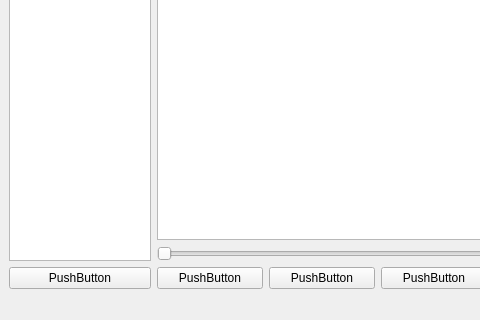
This is UI/mainwindow.ui in b0g3r/OS_cw as Qt 5 draws it before an edit; both pictures show x 0 to 480 and y 90 to 410 of the 738 by 410 pixel window. The edited form follows.
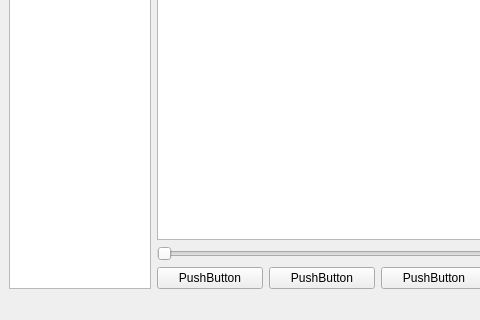
This is the edited form.

Diff of the .ui file:
```diff
--- a/UI/mainwindow.ui
+++ b/UI/mainwindow.ui
@@ -18,12 +18,15 @@
     <item>
      <layout class="QVBoxLayout" name="verticalLayout">
       <item>
-       <widget class="QTableView" name="tableView"/>
-      </item>
-      <item>
-       <widget class="QPushButton" name="pushButton">
-        <property name="text">
-         <string>PushButton</string>
+       <widget class="QTableView" name="tableView_data">
+        <property name="sizePolicy">
+         <sizepolicy hsizetype="Preferred" vsizetype="Minimum">
+          <horstretch>0</horstretch>
+          <verstretch>0</verstretch>
+         </sizepolicy>
+        </property>
+        <property name="autoScrollMargin">
+         <number>15</number>
         </property>
        </widget>
       </item>
```
Left out of the diff: 6 changed lines with no effect on the pictures.
